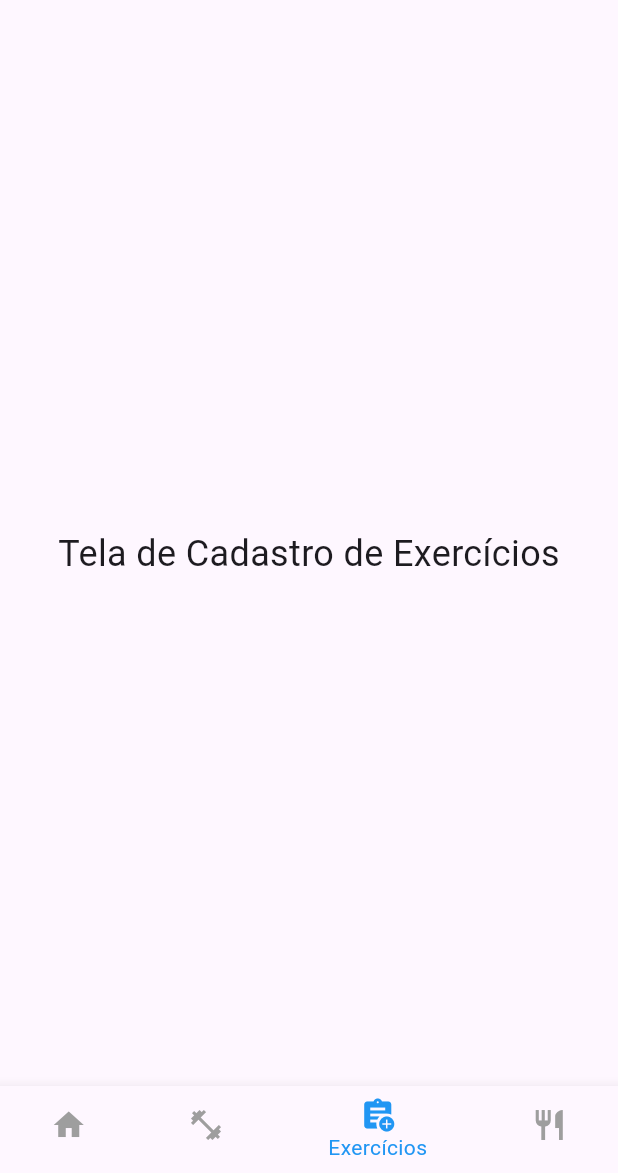
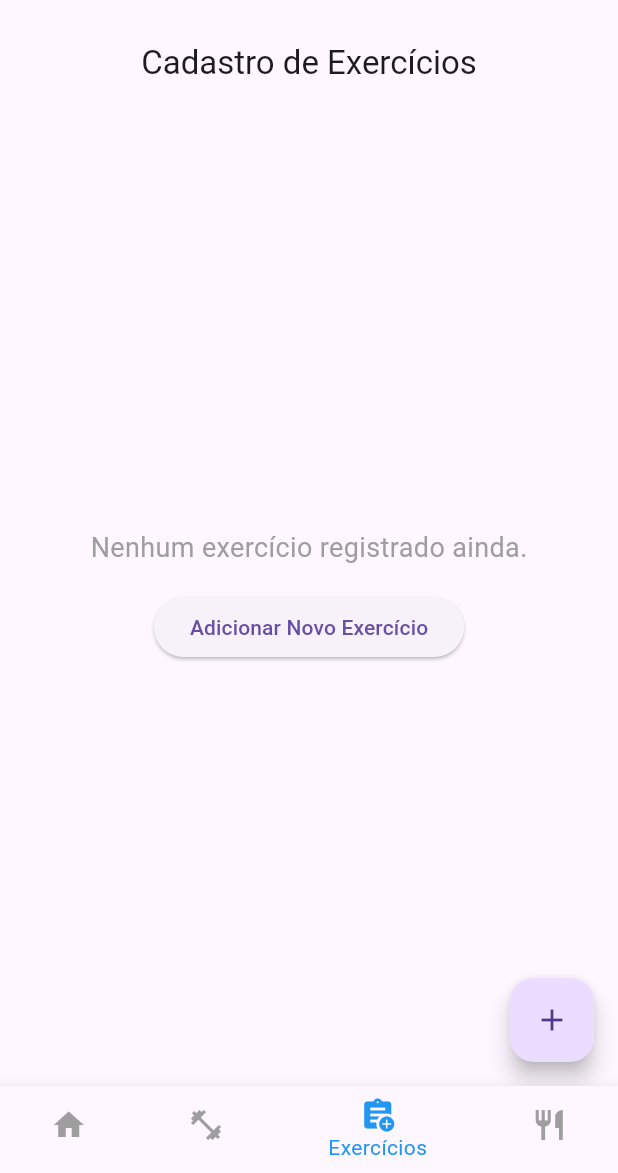
Before and after one commit to hidelrios/flutter-fitjourney, a Flutter app: the screen it shows after launch, item 3 of the bottom bar chosen, on a phone screen of 412 x 824 dp, the part 63-1236 px from its top. Run offline on Flutter 3.47's test engine with Material 3 defaults, Android fonts, the phone set to English and light mode, and no system bars; our stand-ins replace hive, hive_flutter, image_picker; accounts and stored records are empty.

Commit message:
adicionado tela de exercicios

```diff
--- /dev/null
+++ b/fitjourney/lib/src/models/exercise.dart
@@ -0,0 +1,29 @@
+import 'package:hive/hive.dart';
+
+part 'exercise.g.dart';
+
+@HiveType(typeId: 1)
+class Exercise {
+  @HiveField(0)
+  String name;
+
+  @HiveField(1)
+  int numberOfSets;
+
+  @HiveField(2)
+  int numberOfReps;
+
+  @HiveField(3)
+  int restTime;
+
+  @HiveField(4)
+  String category;
+
+  Exercise({
+    required this.name,
+    required this.numberOfSets,
+    required this.numberOfReps,
+    required this.restTime,
+    required this.category,
+  });
+}
--- a/fitjourney/lib/src/screens/exercises/exercises.dart
+++ b/fitjourney/lib/src/screens/exercises/exercises.dart
@@ -1,12 +1,111 @@
+import 'package:fitjourney/src/screens/exercises/exercises_create.dart';
 import 'package:flutter/material.dart';
+import 'package:hive/hive.dart';
+import 'package:hive_flutter/hive_flutter.dart';
+import '../../models/exercise.dart';
 
-class ExercisesScreen extends StatelessWidget {
+class ExercisesScreen extends StatefulWidget {
+  @override
+  _ExercisesScreenState createState() => _ExercisesScreenState();
+}
+
+class _ExercisesScreenState extends State<ExercisesScreen> {
+  late Future<Box<Exercise>> _exercisesBoxFuture;
+
+  @override
+  void initState() {
+    super.initState();
+    _exercisesBoxFuture = Hive.openBox<Exercise>('exercisesBox');
+  }
+
+  void _addNewExercise() {
+    Navigator.of(context).push(
+      MaterialPageRoute(
+        builder: (context) => ExerciseRegistrationScreen(
+          onExerciseAdded: (exercise) {
+            setState(() {
+              _exercisesBoxFuture.then((box) => box.add(exercise));
+            });
+          },
+        ),
+      ),
+    );
+  }
+
   @override
   Widget build(BuildContext context) {
-    return Center(
-      child: Text(
-        'Tela de Cadastro de Exercícios',
-        style: TextStyle(fontSize: 24),
+    return Scaffold(
+      appBar: AppBar(
+        title: Text('Cadastro de Exercícios'),
+        centerTitle: true,
+      ),
+      body: FutureBuilder<Box<Exercise>>(
+        future: _exercisesBoxFuture,
+        builder: (context, snapshot) {
+          if (snapshot.connectionState == ConnectionState.waiting) {
+            return Center(child: CircularProgressIndicator());
+          }
+
+          if (snapshot.hasError) {
+            return Center(child: Text('Erro ao carregar exercícios.'));
+          }
+
+          final box = snapshot.data;
+
+          if (box == null || box.isEmpty) {
+            return Center(
+              child: Column(
+                mainAxisAlignment: MainAxisAlignment.center,
+                children: [
+                  Text(
+                    'Nenhum exercício registrado ainda.',
+                    style: TextStyle(fontSize: 18, color: Colors.grey),
+                  ),
+                  SizedBox(height: 16),
+                  ElevatedButton(
+                    onPressed: _addNewExercise,
+                    child: Text('Adicionar Novo Exercício'),
+                  ),
+                ],
+              ),
+            );
+          }
+
+          return ValueListenableBuilder<Box<Exercise>>(
+            valueListenable: box.listenable(),
+            builder: (context, box, _) {
+              return ListView.builder(
+                itemCount: box.length,
+                itemBuilder: (context, index) {
+                  final exercise = box.getAt(index)!;
+                  return Card(
+                    margin: EdgeInsets.symmetric(vertical: 8, horizontal: 16),
+                    elevation: 4,
+                    shape: RoundedRectangleBorder(
+                      borderRadius: BorderRadius.circular(8),
+                    ),
+                    child: ListTile(
+                      contentPadding: EdgeInsets.all(16),
+                      title: Text(exercise.name),
+                      subtitle: Text(
+                        'Séries: ${exercise.numberOfSets}, Repetições: ${exercise.numberOfReps}, Tempo: ${exercise.restTime}s',
+                      ),
+                      isThreeLine: false,
+                      onTap: () {
+                        // Ação ao tocar no item, se necessário
+                      },
+                    ),
+                  );
+                },
+              );
+            },
+          );
+        },
+      ),
+      floatingActionButton: FloatingActionButton(
+        onPressed: _addNewExercise,
+        child: Icon(Icons.add),
+        tooltip: 'Adicionar Exercício',
       ),
     );
   }
```
Also changed, not shown: fitjourney/lib/main.dart (+8 -0 lines), fitjourney/lib/src/screens/exercises/exercises_create.dart (added, +142 -0 lines), fitjourney/lib/src/screens/home/home.dart (+31 -4 lines), fitjourney/lib/src/models/exercise.g.dart (added).
